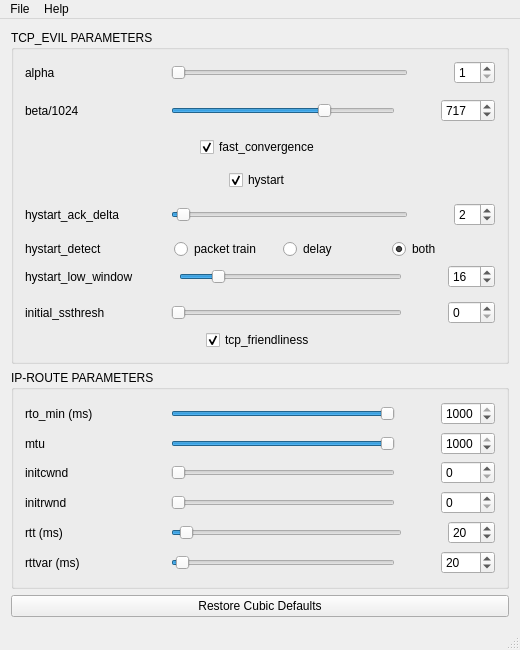
First picture: the form in gui/SlidersOfEvil/mainwindow.ui, repository Gasparila/TCPTuner, before the edit.
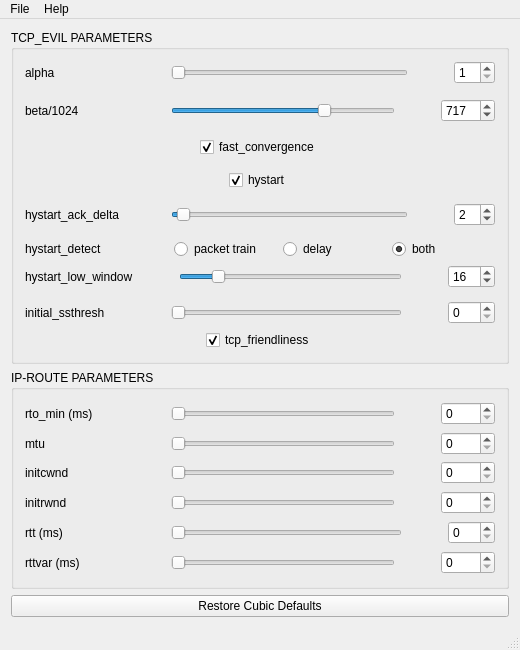
Second picture: the form after the edit.

Commit message: finish implementing ip route commands

```diff
--- a/gui/SlidersOfEvil/mainwindow.ui
+++ b/gui/SlidersOfEvil/mainwindow.ui
@@ -861,16 +861,16 @@
             </size>
            </property>
            <property name="minimum">
-            <number>1</number>
+            <number>0</number>
            </property>
            <property name="maximum">
             <number>1000</number>
            </property>
            <property name="value">
-            <number>1000</number>
+            <number>0</number>
            </property>
            <property name="sliderPosition">
-            <number>1000</number>
+            <number>0</number>
            </property>
            <property name="orientation">
             <enum>Qt::Horizontal</enum>
@@ -896,13 +896,13 @@
          <item>
           <widget class="QSpinBox" name="rto_min_value">
            <property name="minimum">
-            <number>1</number>
+            <number>0</number>
            </property>
            <property name="maximum">
             <number>1000</number>
            </property>
            <property name="value">
-            <number>1000</number>
+            <number>0</number>
            </property>
           </widget>
          </item>
@@ -961,16 +961,16 @@
             </size>
            </property>
            <property name="minimum">
-            <number>1</number>
+            <number>0</number>
            </property>
            <property name="maximum">
-            <number>1000</number>
+            <number>1500</number>
            </property>
            <property name="value">
-            <number>1000</number>
+            <number>0</number>
            </property>
            <property name="sliderPosition">
-            <number>1000</number>
+            <number>0</number>
            </property>
            <property name="orientation">
             <enum>Qt::Horizontal</enum>
@@ -996,13 +996,13 @@
          <item>
           <widget class="QSpinBox" name="mtu_value">
            <property name="minimum">
-            <number>1</number>
+            <number>0</number>
            </property>
            <property name="maximum">
-            <number>1000</number>
+            <number>1500</number>
            </property>
            <property name="value">
-            <number>1000</number>
+            <number>0</number>
            </property>
           </widget>
          </item>
@@ -1261,16 +1261,16 @@
             </size>
            </property>
            <property name="minimum">
-            <number>1</number>
+            <number>0</number>
            </property>
            <property name="maximum">
             <number>500</number>
            </property>
            <property name="value">
-            <number>20</number>
+            <number>0</number>
            </property>
            <property name="sliderPosition">
-            <number>20</number>
+            <number>0</number>
            </property>
            <property name="orientation">
             <enum>Qt::Horizontal</enum>
@@ -1296,13 +1296,13 @@
          <item>
           <widget class="QSpinBox" name="rtt_value">
            <property name="minimum">
-            <number>1</number>
+            <number>0</number>
            </property>
            <property name="maximum">
             <number>500</number>
            </property>
            <property name="value">
-            <number>20</number>
+            <number>0</number>
            </property>
           </widget>
          </item>
@@ -1367,10 +1367,10 @@
             <number>1000</number>
            </property>
            <property name="value">
-            <number>20</number>
+            <number>0</number>
            </property>
            <property name="sliderPosition">
-            <number>20</number>
+            <number>0</number>
            </property>
            <property name="orientation">
             <enum>Qt::Horizontal</enum>
@@ -1402,7 +1402,7 @@
             <number>1000</number>
            </property>
            <property name="value">
-            <number>20</number>
+            <number>0</number>
            </property>
           </widget>
          </item>
```
The commit also changes 1 other file.
